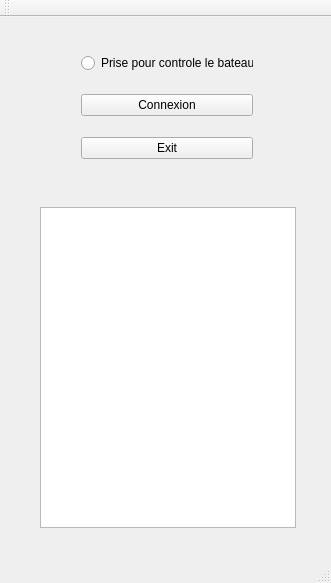
Qt form ihm/mainwindow.ui (etiennelndr/ihm_voilierautonome) before a commit.
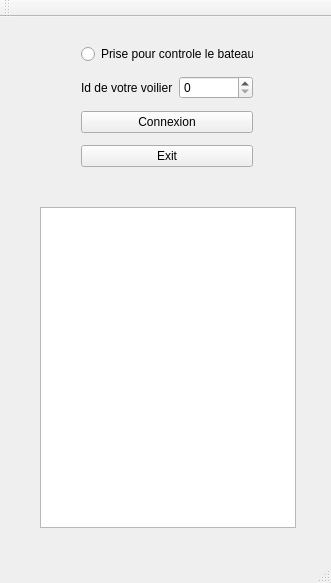
The same form after that commit.

```diff
--- a/ihm/mainwindow.ui
+++ b/ihm/mainwindow.ui
@@ -31,6 +31,20 @@
        </property>
       </widget>
      </item>
+     <item>
+      <layout class="QHBoxLayout" name="horizontalLayout">
+       <item>
+        <widget class="QLabel" name="label">
+         <property name="text">
+          <string>Id de votre voilier</string>
+         </property>
+        </widget>
+       </item>
+       <item>
+        <widget class="QSpinBox" name="spinBox"/>
+       </item>
+      </layout>
+     </item>
      <item>
       <widget class="QPushButton" name="BtnConxDeconx">
        <property name="text">
```
Left out of the diff: 2 changed lines with no effect on the pictures.
